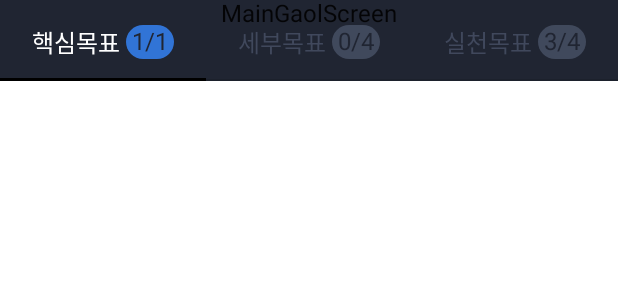
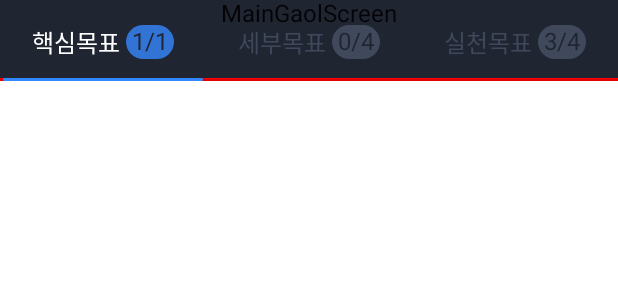
Before and after one commit to Nexters/HagoMandal-AOS, an Android app built with Jetpack Compose: the @Preview function PreviewGoalScreen, on a phone screen of 412 x 824 dp. Shown: the top 300 px of the screen. Run offline under Robolectric (Android 15) with nearby library versions, the phone set to English and light mode, and no system bars; our stand-ins replace accompanist.

Commit message:
Goal Indicator 작업

```diff
--- a/app/src/main/java/com/greedy0110/hagomandal/ui/GoalTab.kt
+++ b/app/src/main/java/com/greedy0110/hagomandal/ui/GoalTab.kt
@@ -3,10 +3,12 @@ package com.greedy0110.hagomandal.ui
 import androidx.compose.foundation.background
 import androidx.compose.foundation.clickable
 import androidx.compose.foundation.layout.Arrangement
+import androidx.compose.foundation.layout.Box
 import androidx.compose.foundation.layout.Column
 import androidx.compose.foundation.layout.Row
 import androidx.compose.foundation.layout.Spacer
 import androidx.compose.foundation.layout.fillMaxWidth
+import androidx.compose.foundation.layout.height
 import androidx.compose.foundation.layout.padding
 import androidx.compose.foundation.layout.size
 import androidx.compose.foundation.shape.RoundedCornerShape
@@ -75,18 +77,35 @@ fun GoalTab(
         selected -> Color(0xffffffff)
         else -> Color(0xff40485c)
     }
+    val indicatorHeight = 2.dp
+    // TODO: 컬러 알아내면 다시 작업
+    val defaultIndicatorColor = Color.Red
+//    val defaultIndicatorColor = Color(0xff202532)
 
-    Row(
+    Column(
         modifier = modifier
             .clickable { onClick() }
             .fillMaxWidth()
-            .padding(top = 16.dp, bottom = 14.dp),
-        horizontalArrangement = Arrangement.Center,
-        verticalAlignment = Alignment.CenterVertically
+            .padding(top = 16.dp),
+        verticalArrangement = Arrangement.Center,
+        horizontalAlignment = Alignment.CenterHorizontally
     ) {
-        Text(text = title, color = textColor)
-        Spacer(Modifier.size(4.dp))
-        GoalTabBadge(completed = completed, selected = selected, text = badge)
+        Row(
+            modifier = Modifier
+                .padding(bottom = 12.dp),
+            horizontalArrangement = Arrangement.Center,
+            verticalAlignment = Alignment.CenterVertically
+        ) {
+            Text(text = title, color = textColor)
+            Spacer(Modifier.size(4.dp))
+            GoalTabBadge(completed = completed, selected = selected, text = badge)
+        }
+        Box(
+            modifier = Modifier
+                .fillMaxWidth()
+                .height(indicatorHeight)
+                .background(defaultIndicatorColor)
+        )
     }
 }
 
@@ -100,3 +119,23 @@ fun PreviewGoalTab() {
         GoalTab(completed = false, selected = true, title = "핵심목표", badge = "2/4")
     }
 }
+
+@Composable
+fun GoalIndicator(modifier: Modifier = Modifier) {
+    val indicatorHeight = 2.dp
+    val indicatorColor = Color(0xff3288ff)
+
+    Box(
+        modifier
+            .fillMaxWidth()
+            .height(indicatorHeight)
+            .padding(horizontal = 2.dp)
+            .background(indicatorColor, RoundedCornerShape(4.dp))
+    )
+}
+
+@Preview
+@Composable
+fun PreviewGoalIndicator() {
+    GoalIndicator()
+}
--- a/app/src/main/java/com/greedy0110/hagomandal/ui/MainActivity.kt
+++ b/app/src/main/java/com/greedy0110/hagomandal/ui/MainActivity.kt
@@ -3,9 +3,7 @@ package com.greedy0110.hagomandal.ui
 import android.os.Bundle
 import androidx.activity.ComponentActivity
 import androidx.activity.compose.setContent
-import androidx.compose.material.Tab
 import androidx.compose.material.TabRow
-import androidx.compose.material.TabRowDefaults
 import androidx.compose.runtime.Composable
 import androidx.compose.runtime.rememberCoroutineScope
 import androidx.compose.ui.Modifier
@@ -56,12 +54,15 @@ fun GoalScreen() {
     TabRow(
         // Our selected tab is our current page
         selectedTabIndex = pagerState.currentPage,
-        backgroundColor= backgroundColor,
+        backgroundColor = backgroundColor,
         // TODO: indicator 만들기
         indicator = { tabPositions ->
-            TabRowDefaults.Indicator(
+            GoalIndicator(
                 Modifier.pagerTabIndicatorOffset(pagerState, tabPositions)
             )
+//            TabRowDefaults.Indicator(
+//                Modifier.pagerTabIndicatorOffset(pagerState, tabPositions)
+//            )
         }
     ) {
         // Add tabs for all of our pages
--- a/app/src/main/java/com/greedy0110/hagomandal/ui/theme/Type.kt
+++ b/app/src/main/java/com/greedy0110/hagomandal/ui/theme/Type.kt
@@ -27,4 +27,4 @@ val Typography = Typography(
     */
 )
 
-//TODO: Noto Sans KR 적용하기
+// TODO: Noto Sans KR 적용하기
```
